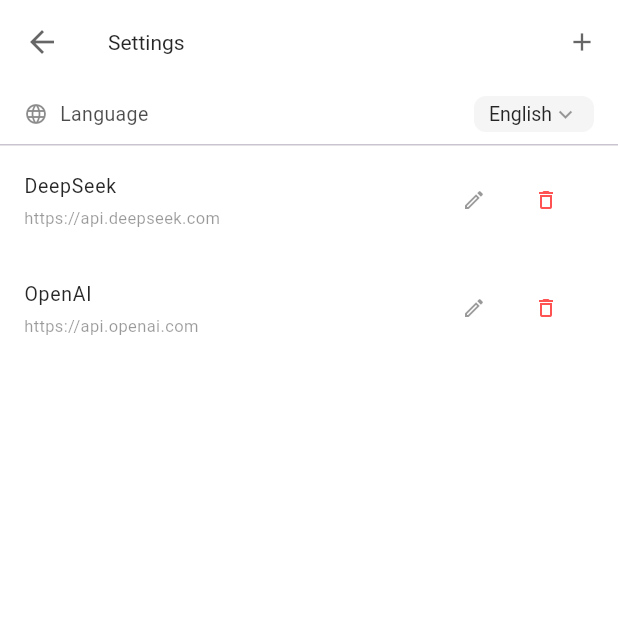
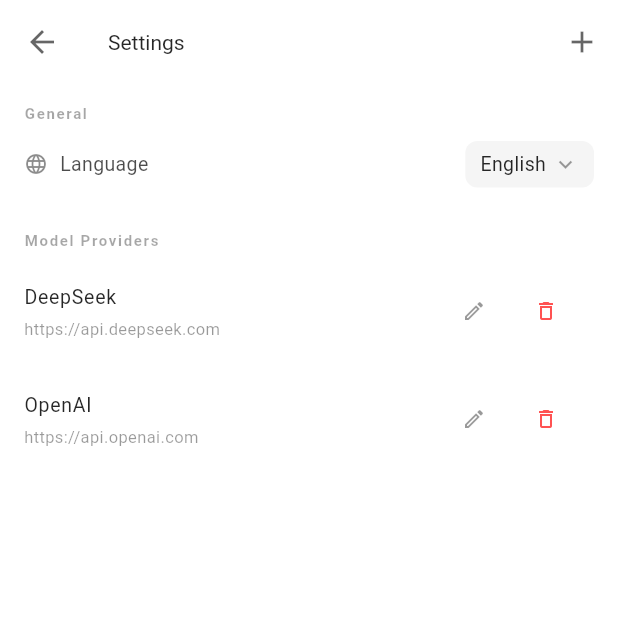
Before and after one commit to zjxzjw/Koko, a Flutter app: the SettingsView screen opened directly, on a phone screen of 412 x 824 dp, the top half of it. Run offline on Flutter 3.47's test engine with Material 3 defaults, Android fonts, the phone set to English and light mode, and no system bars; our stand-ins replace dio, shared_preferences; missing offline and left inert: tray_manager, window_manager; accounts and stored records are empty; network calls fail; Roboto replaces fonts that are missing (Segoe UI); statements that could not run were skipped.

Commit message:
refactor(ui): 重构UI组件并优化国际化支持
- 替换下拉菜单为菜单锚点组件以改进用户体验
- 在国际化文件中添加通用设置和模型提供商设置选项
- 优化货币符号显示格式，在符号后添加空格提高可读性
- 移除页脚组件并将设置按钮直接集成到主界面
- 添加窗口不可调整大小限制以确保界面稳定性
- 实现设置页面的区域设置切换功能
- 创建新的节标题组件用于设置页面分组显示
- 更新macOS窗口管理器配置和初始化代码

```diff
--- a/lib/i18n/app_localizations.dart
+++ b/lib/i18n/app_localizations.dart
@@ -60,6 +60,8 @@
     'hint_key': 'sk-...',
     'language': 'Language',
     'settings': 'Settings',
+    'general_settings': 'General',
+    'model_settings': 'Model Providers',
     'today_usage': "Today's Usage",
     'balance_monitor': 'KOKO \u2014 LLM Balance Monitor',
     'balance_monitor_long':
@@ -104,6 +106,8 @@
     'hint_key': 'sk-...',
     'language': '语言',
     'settings': '设置',
+    'general_settings': '通用设置',
+    'model_settings': '模型设置',
     'today_usage': '今日用量',
     'balance_monitor': 'KOKO \u2014 LLM 余额监控',
     'balance_monitor_long':
--- a/lib/main.dart
+++ b/lib/main.dart
@@ -26,7 +26,8 @@
 
   await windowManager.ensureInitialized();
 
-  WindowOptions windowOptions = const WindowOptions(
+  const windowOptions = WindowOptions(
+    size: _kFullSize,
     center: true,
     backgroundColor: Colors.white,
     skipTaskbar: true,
@@ -36,6 +37,7 @@
 
   windowManager.waitUntilReadyToShow(windowOptions, () async {
     await windowManager.setAsFrameless();
+    await windowManager.setResizable(false);
     await windowManager.show();
     await windowManager.focus();
   });
--- a/lib/ui/settings_view.dart
+++ b/lib/ui/settings_view.dart
@@ -247,11 +247,7 @@
         iconTheme: IconThemeData(color: Colors.black.withValues(alpha: 0.6)),
         actions: [
           IconButton(
-            icon: Icon(
-              Icons.add,
-              size: 20,
-              color: Colors.black.withValues(alpha: 0.6),
-            ),
+            icon: const Icon(Icons.add),
             onPressed: () => _showEditor(),
           ),
         ],
@@ -265,9 +261,12 @@
               ),
             )
           : Column(
+              crossAxisAlignment: CrossAxisAlignment.start,
               children: [
+                _buildSectionHeader(AppLocalizations.of('general_settings')),
                 _buildLanguageSelector(),
-                const Divider(height: 1),
+                const SizedBox(height: 8),
+                _buildSectionHeader(AppLocalizations.of('model_settings')),
                 Expanded(
                   child: _providers.isEmpty
                       ? Center(
@@ -369,42 +368,117 @@
             ),
           ),
           const Spacer(),
-          Container(
-            padding: const EdgeInsets.symmetric(horizontal: 10),
+          MenuAnchor(
+            alignmentOffset: const Offset(0, 4),
+            style: MenuStyle(
+              shape: WidgetStateProperty.all(
+                RoundedRectangleBorder(
+                  borderRadius: BorderRadius.circular(8),
+                ),
+              ),
+              padding: WidgetStateProperty.all(EdgeInsets.zero),
+              backgroundColor: WidgetStateProperty.all(Colors.white),
+              elevation: WidgetStateProperty.all(4),
+            ),
+            builder: (BuildContext context, MenuController controller,
+                Widget? child) {
+              return InkWell(
+                onTap: () {
+                  if (controller.isOpen) {
+                    controller.close();
+                  } else {
+                    controller.open();
+                  }
+                },
+                borderRadius: BorderRadius.circular(8),
+                child: Container(
+                  padding: const EdgeInsets.symmetric(
+                    horizontal: 10,
+                    vertical: 6,
+                  ),
                   decoration: BoxDecoration(
                     color: Colors.black.withValues(alpha: 0.04),
                     borderRadius: BorderRadius.circular(8),
                   ),
-            child: DropdownButtonHideUnderline(
-              child: DropdownButton<String>(
-                value: _localeCode,
-                dropdownColor: Colors.white,
-                isDense: true,
-                padding: EdgeInsets.zero,
-                icon: Icon(Icons.keyboard_arrow_down,
-                    size: 18, color: Colors.black.withValues(alpha: 0.4)),
+                  child: Row(
+                    mainAxisSize: MainAxisSize.min,
+                    children: [
+                      Text(
+                        _localeCode == 'en' ? 'English' : '中文',
                         style: TextStyle(
                           fontSize: 13,
                           color: Colors.black.withValues(alpha: 0.85),
                         ),
-                items: const [
-                  DropdownMenuItem(
-                    value: 'en',
-                    child: Text('English'),
                       ),
-                  DropdownMenuItem(
-                    value: 'zh',
-                    child: Text('中文'),
+                      const SizedBox(width: 4),
+                      Icon(
+                        Icons.keyboard_arrow_down,
+                        size: 18,
+                        color: Colors.black.withValues(alpha: 0.4),
                       ),
                     ],
-                onChanged: (v) {
-                  if (v != null) _changeLocale(v);
+                  ),
+                ),
+              );
             },
+            menuChildren: [
+              MenuItemButton(
+                onPressed: () => _changeLocale('en'),
+                style: MenuItemButton.styleFrom(
+                  minimumSize: const Size(100, 32),
+                  padding: const EdgeInsets.symmetric(
+                    horizontal: 12,
+                    vertical: 4,
+                  ),
+                ),
+                child: Text(
+                  'English',
+                  style: TextStyle(
+                    fontSize: 13,
+                    fontWeight: _localeCode == 'en'
+                        ? FontWeight.w600
+                        : FontWeight.w400,
+                  ),
+                ),
+              ),
+              MenuItemButton(
+                onPressed: () => _changeLocale('zh'),
+                style: MenuItemButton.styleFrom(
+                  minimumSize: const Size(100, 32),
+                  padding: const EdgeInsets.symmetric(
+                    horizontal: 12,
+                    vertical: 4,
+                  ),
+                ),
+                child: Text(
+                  '中文',
+                  style: TextStyle(
+                    fontSize: 13,
+                    fontWeight: _localeCode == 'zh'
+                        ? FontWeight.w600
+                        : FontWeight.w400,
                   ),
                 ),
               ),
             ],
           ),
+        ],
+      ),
+    );
+  }
+
+  Widget _buildSectionHeader(String title) {
+    return Padding(
+      padding: const EdgeInsets.fromLTRB(16, 12, 16, 4),
+      child: Text(
+        title,
+        style: TextStyle(
+          fontSize: 10,
+          color: Colors.black.withValues(alpha: 0.35),
+          fontWeight: FontWeight.w600,
+          letterSpacing: 1.1,
+        ),
+      ),
     );
   }
 }
--- a/lib/ui/tray_popup_view.dart
+++ b/lib/ui/tray_popup_view.dart
@@ -123,7 +123,7 @@
                 else ...[
                   Text(
                     data != null
-                        ? '${data.currencySymbol}${data.remaining.toStringAsFixed(2)}'
+                        ? '${data.currencySymbol} ${data.remaining.toStringAsFixed(2)}'
                         : '--.--',
                     style: TextStyle(
                       fontSize: 30,
```
Also changed, not shown: lib/ui/dashboard_view.dart (+90 -58 lines), readme-1.png (added), readme-2.png (added), 1 other file. Lines whose indentation alone changed are shown as unchanged.
